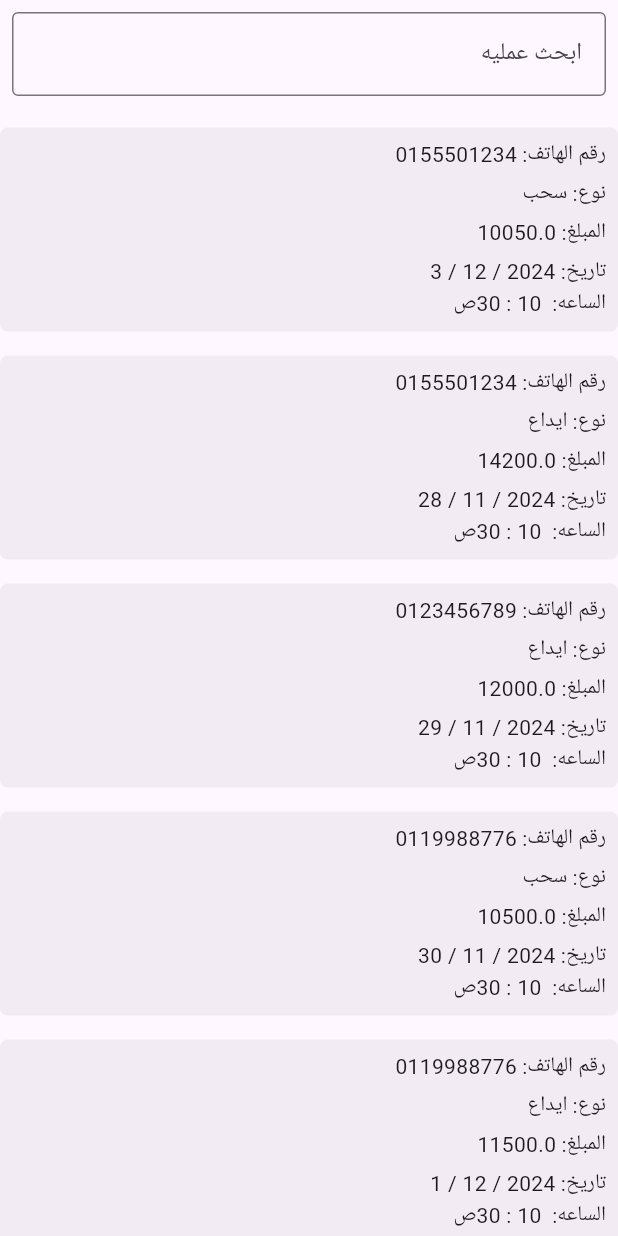
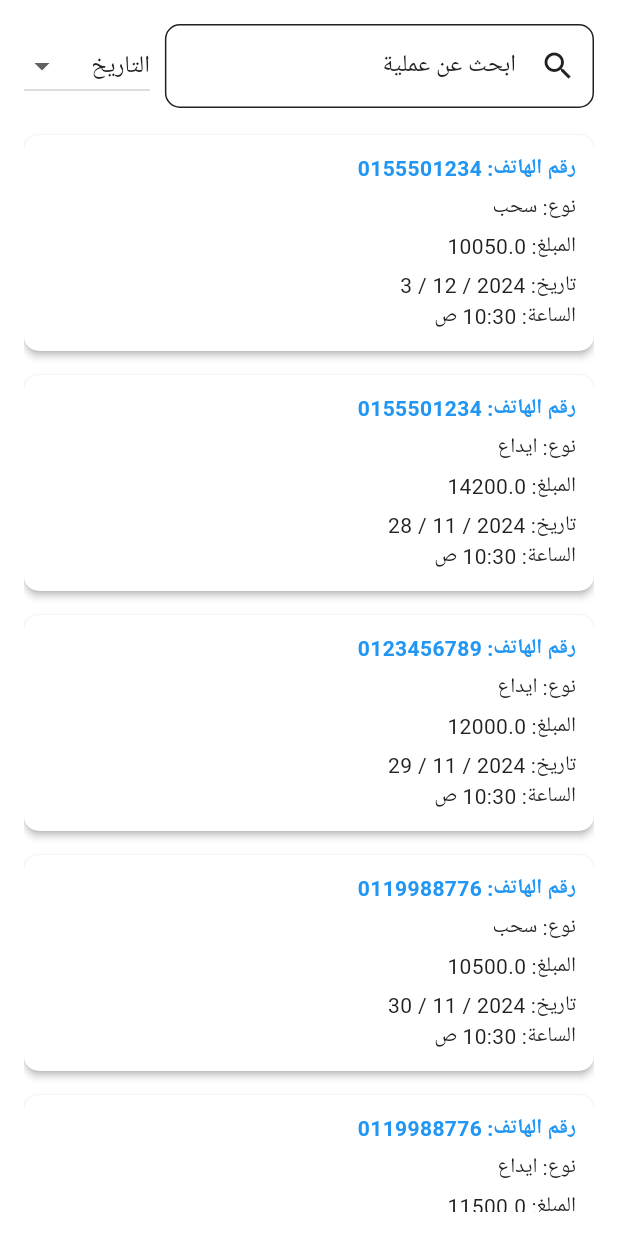
Before and after one commit to AliAshrafAnwaar/transaction_app, a Flutter app: the AllTransactions widget shown alone on an empty page, opened directly, on a phone screen of 412 x 824 dp. Run offline on Flutter 3.47's test engine with Material 3 defaults, Android fonts, the phone set to English and light mode, and no system bars; our stand-ins replace file_picker, fl_chart, flutter_riverpod, permission_handler, riverpod_annotation; missing offline and left inert: excel, omni_datetime_picker; generated files the repository leaves out were written again.

```diff
--- a/lib/features/application.dart
+++ b/lib/features/application.dart
@@ -32,7 +32,7 @@ class _ApplicationState extends State<Application> {
     return Scaffold(
       body: _pages[_selectedIndex], // Display the selected page
       bottomNavigationBar: BottomNavigationBar(
-        selectedItemColor: const Color.fromARGB(255, 103, 80, 164),
+        selectedItemColor: Colors.blue,
         unselectedItemColor: AppColors.hintColor,
         items: const <BottomNavigationBarItem>[
           BottomNavigationBarItem(
--- a/lib/features/transaction/all_transactions.dart
+++ b/lib/features/transaction/all_transactions.dart
@@ -13,14 +13,12 @@ class AllTransactions extends StatefulWidget {
 class _AllTransactionsState extends State<AllTransactions> {
   List<Transaction> filteredClients = [];
   final TextEditingController searchController = TextEditingController();
-  String sortOption = 'phoneNumber'; // Default sort option
+  String sortOption = 'date';
 
   @override
   void initState() {
     super.initState();
-    filteredClients =
-        List.from(allTransactions); // Initialize with all transactions
-    // Add listener to search controller
+    filteredClients = List.from(allTransactions);
     searchController.addListener(() {
       filterClients();
     });
@@ -29,70 +27,99 @@ class _AllTransactionsState extends State<AllTransactions> {
   void filterClients() {
     String query = searchController.text.toLowerCase();
     setState(() {
-      // Filter transactions based on the query
       filteredClients = allTransactions.where((transaction) {
         return transaction.phoneNumber.toLowerCase().contains(query);
       }).toList();
-
-      sortClients(); // Sort the filtered transactions
+      sortClients();
     });
   }
 
-  void sortClients({bool? byPhone}) {
+  void sortClients() {
+    setState(() {
       if (sortOption == 'phoneNumber') {
         filteredClients.sort((a, b) => a.phoneNumber.compareTo(b.phoneNumber));
+      } else if (sortOption == 'amount') {
+        filteredClients.sort((a, b) => a.amount.compareTo(b.amount));
+      } else if (sortOption == 'date') {
+        filteredClients
+            .sort((a, b) => b.time.compareTo(a.time)); // Newest first
       }
+    });
   }
 
   @override
   Widget build(BuildContext context) {
     return SafeArea(
+      child: Padding(
+        padding: const EdgeInsets.all(16.0),
         child: Column(
           children: [
-          // Search Bar
-          Padding(
-            padding: const EdgeInsets.all(8.0),
+            // Search Bar and Dropdown
+            Row(
+              children: [
+                Expanded(
                   child: TextField(
                     controller: searchController,
-              decoration: const InputDecoration(
-                labelText: 'ابحث عمليه',
-                border: OutlineInputBorder(),
+                    decoration: InputDecoration(
+                      labelText: 'ابحث عن عملية',
+                      prefixIcon: const Icon(Icons.search),
+                      border: OutlineInputBorder(
+                        borderRadius: BorderRadius.circular(10),
                       ),
                     ),
                   ),
-          const SizedBox(height: 5),
+                ),
+                const SizedBox(width: 10),
+                DropdownButton<String>(
+                  value: sortOption,
+                  onChanged: (value) {
+                    setState(() {
+                      sortOption = value!;
+                      sortClients();
+                    });
+                  },
+                  items: const [
+                    DropdownMenuItem(value: 'date', child: Text('التاريخ')),
+                    DropdownMenuItem(
+                        value: 'phoneNumber', child: Text('رقم الهاتف')),
+                    DropdownMenuItem(value: 'amount', child: Text('المبلغ')),
+                  ],
+                ),
+              ],
+            ),
+            const SizedBox(height: 10),
 
-          // Transaction List
+            // Transactions List
             Expanded(
               child: ListView.builder(
                 itemCount: filteredClients.length,
                 itemBuilder: (context, index) {
-                return GestureDetector(
-                  onTap: () {},
-                  child: Container(
-                    decoration: BoxDecoration(
-                      color: AppColors.secondaryText.withOpacity(0.05),
-                      borderRadius: const BorderRadius.all(Radius.circular(5)),
+                  final transaction = filteredClients[index];
+                  return Card(
+                    margin: const EdgeInsets.symmetric(vertical: 8),
+                    shape: RoundedRectangleBorder(
+                      borderRadius: BorderRadius.circular(10),
                     ),
-                    padding: const EdgeInsets.all(8),
-                    margin: const EdgeInsets.symmetric(vertical: 8),
+                    elevation: 2,
+                    child: Padding(
+                      padding: const EdgeInsets.all(12.0),
                       child: Column(
-                      mainAxisAlignment: MainAxisAlignment.start,
                         crossAxisAlignment: CrossAxisAlignment.start,
                         children: [
+                          Text('رقم الهاتف: ${transaction.phoneNumber}',
+                              style: const TextStyle(
+                                  fontWeight: FontWeight.bold,
+                                  color: Colors.blue)),
+                          const SizedBox(height: 5),
+                          Text('نوع: ${transaction.type}'),
+                          const SizedBox(height: 5),
+                          Text('المبلغ: ${transaction.amount}'),
+                          const SizedBox(height: 5),
                           Text(
-                            'رقم الهاتف: ${filteredClients[index].phoneNumber}'),
-                        const SizedBox(height: 5),
-                        Text('نوع: ${filteredClients[index].type}'),
-                        const SizedBox(height: 5),
-                        Text('المبلغ: ${filteredClients[index].amount}'),
-                        const SizedBox(
-                          height: 5,
+                              'تاريخ: ${transaction.time.year} / ${transaction.time.month} / ${transaction.time.day}'),
+                          Text(
+                            'الساعة: ${(transaction.time.hour > 12) ? '${transaction.time.hour - 12}:${transaction.time.minute}' : '${transaction.time.hour}:${transaction.time.minute}'} ${(transaction.time.hour > 12) ? 'م' : 'ص'}',
                           ),
-                        Text(
-                            'تاريخ: ${filteredClients[index].time.year} / ${filteredClients[index].time.month} / ${filteredClients[index].time.day}'),
-                        Text(
-                            'الساعه:  ${(filteredClients[index].time.hour > 12) ? '${filteredClients[index].time.hour - 12}:${filteredClients[index].time.minute}' : '${filteredClients[index].time.hour} : ${filteredClients[index].time.minute}'}${(filteredClients[index].time.hour > 12) ? 'م' : 'ص'}')
                         ],
                       ),
                     ),
@@ -102,12 +129,13 @@ class _AllTransactionsState extends State<AllTransactions> {
             ),
           ],
         ),
+      ),
     );
   }
 
   @override
   void dispose() {
-    searchController.dispose(); // Dispose of the controller
+    searchController.dispose();
     super.dispose();
   }
 }
--- a/lib/main.dart
+++ b/lib/main.dart
@@ -1,6 +1,7 @@
 import 'package:flutter/material.dart';
 import 'package:flutter_localizations/flutter_localizations.dart';
 import 'package:flutter_riverpod/flutter_riverpod.dart';
+import 'package:transaction_app/core/app_colors.dart';
 import 'package:transaction_app/features/application.dart';
 // put the date parameter in the transaction
 // put the conditions to check number and user in the register
@@ -12,9 +13,9 @@ void main() {
         textDirection: TextDirection.rtl,
         child: MaterialApp(
             debugShowCheckedModeBanner: false,
-            theme: ThemeData(primarySwatch: Colors.blue),
+            theme: AppTheme.lightTheme,
             localizationsDelegates: GlobalMaterialLocalizations.delegates,
-            supportedLocales: [Locale('ar', 'AE')],
+            supportedLocales: const [Locale('ar', 'AE')],
             home: Application())),
   ));
 }
```
Also changed, not shown: lib/core/app_colors.dart (+41 -93 lines), lib/features/admin/admin.dart (+39 -7 lines), lib/features/admin/stlyled_text_icon_button.dart (+11 -2 lines), lib/features/client/clients_screen.dart (+54 -52 lines). Lines whose indentation alone changed are shown as unchanged.
